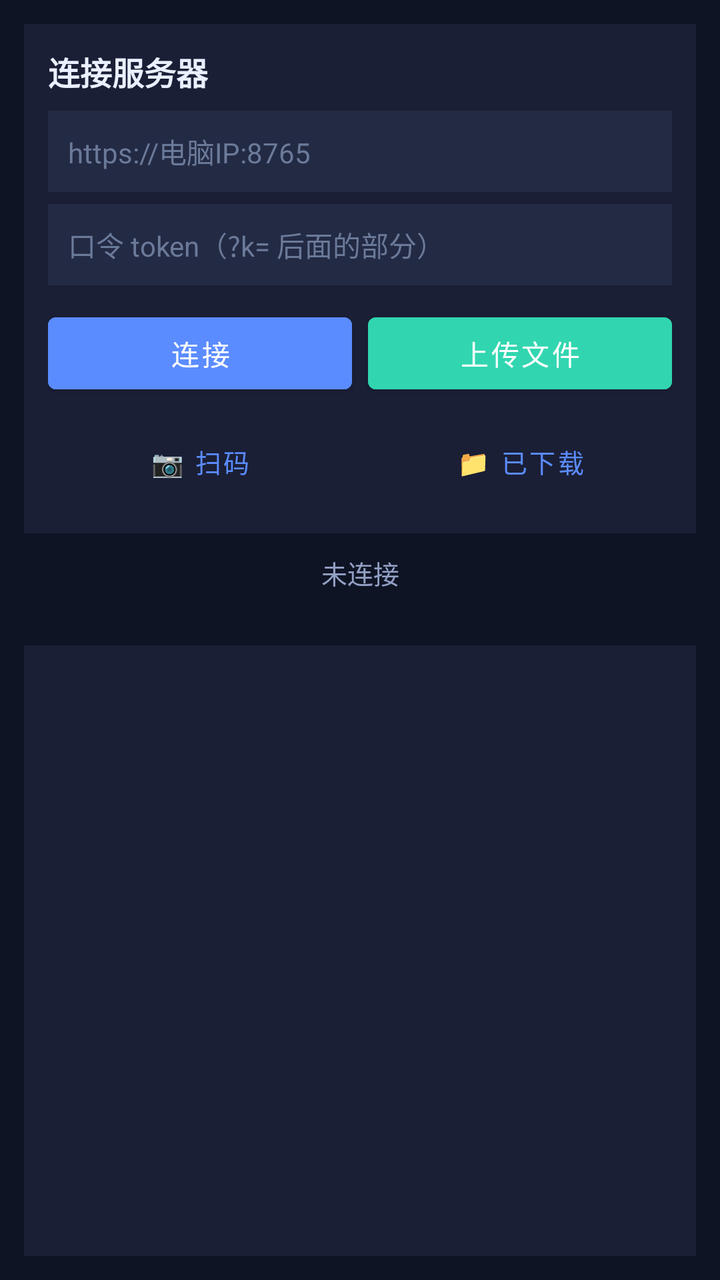
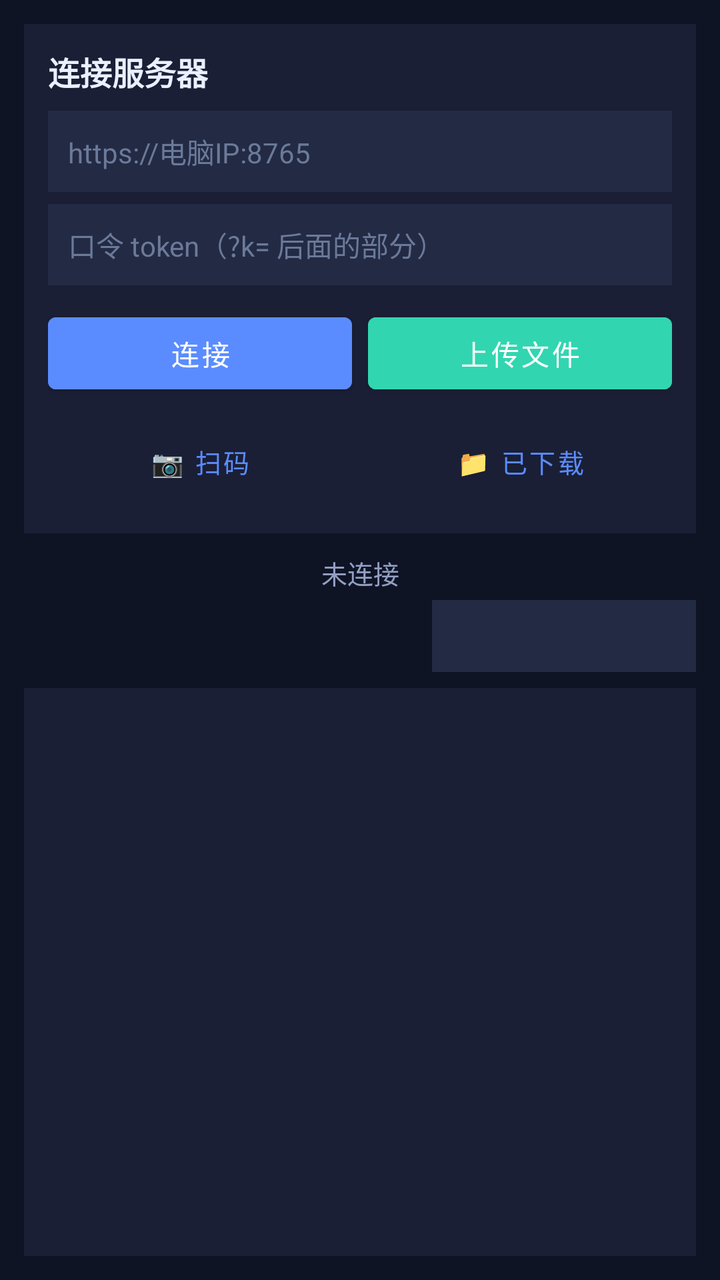

Before-and-after screenshots of an Android layout around one commit, followed by the original layout XML and the change that was made.
<!-- AndroidManifest.xml: activity theme Theme.LanTransfer -->
<!-- res/layout/activity_main.xml -->
<?xml version="1.0" encoding="utf-8"?>
<LinearLayout xmlns:android="http://schemas.android.com/apk/res/android"
    android:layout_width="match_parent"
    android:layout_height="match_parent"
    android:orientation="vertical"
    android:padding="12dp"
    android:background="#0f1425">

    
    <LinearLayout
        android:id="@+id/connectLayout"
        android:layout_width="match_parent"
        android:layout_height="wrap_content"
        android:orientation="vertical"
        android:background="#1a1f36"
        android:padding="12dp"
        android:layout_marginBottom="10dp">

        <TextView
            android:layout_width="wrap_content"
            android:layout_height="wrap_content"
            android:text="连接服务器"
            android:textColor="#eaf0ff"
            android:textSize="16sp"
            android:textStyle="bold"
            android:layout_marginBottom="8dp" />

        <EditText
            android:id="@+id/etUrl"
            android:layout_width="match_parent"
            android:layout_height="wrap_content"
            android:hint="https://电脑IP:8765"
            android:textColorHint="#6b7a99"
            android:textColor="#eaf0ff"
            android:background="#232a44"
            android:padding="10dp"
            android:textSize="14sp"
            android:inputType="textUri" />

        <EditText
            android:id="@+id/etToken"
            android:layout_width="match_parent"
            android:layout_height="wrap_content"
            android:hint="口令 token（?k= 后面的部分）"
            android:textColorHint="#6b7a99"
            android:textColor="#eaf0ff"
            android:background="#232a44"
            android:padding="10dp"
            android:textSize="14sp"
            android:layout_marginTop="6dp" />

        <LinearLayout
            android:layout_width="match_parent"
            android:layout_height="wrap_content"
            android:orientation="horizontal"
            android:layout_marginTop="10dp">

            <Button
                android:id="@+id/btnConnect"
                android:layout_width="0dp"
                android:layout_height="wrap_content"
                android:layout_weight="1"
                android:text="连接"
                android:textColor="#ffffff"
                android:backgroundTint="#5b8cff" />

            <Button
                android:id="@+id/btnUpload"
                android:layout_width="0dp"
                android:layout_height="wrap_content"
                android:layout_weight="1"
                android:text="上传文件"
                android:textColor="#ffffff"
                android:backgroundTint="#31d6b0"
                android:layout_marginStart="8dp" />
        </LinearLayout>

        
        <LinearLayout
            android:layout_width="match_parent"
            android:layout_height="wrap_content"
            android:orientation="horizontal"
            android:layout_marginTop="6dp">

            <Button
                android:id="@+id/btnScan"
                style="?attr/borderlessButtonStyle"
                android:layout_width="0dp"
                android:layout_height="wrap_content"
                android:layout_weight="1"
                android:text="📷 扫码"
                android:textColor="#5b8cff"
                android:textSize="13sp"
                android:paddingVertical="4dp" />

            <Button
                android:id="@+id/btnOpenDownloads"
                style="?attr/borderlessButtonStyle"
                android:layout_width="0dp"
                android:layout_height="wrap_content"
                android:layout_weight="1"
                android:text="📁 已下载"
                android:textColor="#5b8cff"
                android:textSize="13sp"
                android:paddingVertical="4dp"
                android:layout_marginStart="8dp" />
        </LinearLayout>
    </LinearLayout>

    
    <TextView
        android:id="@+id/tvStatus"
        android:layout_width="match_parent"
        android:layout_height="wrap_content"
        android:text="未连接"
        android:textColor="#93a0c4"
        android:textSize="13sp"
        android:gravity="center"
        android:layout_marginBottom="4dp" />

    <ProgressBar
        android:id="@+id/progressBar"
        style="?android:attr/progressBarStyleHorizontal"
        android:layout_width="match_parent"
        android:layout_height="4dp"
        android:layout_marginStart="4dp"
        android:layout_marginEnd="4dp"
        android:layout_marginBottom="6dp"
        android:max="100"
        android:progressTint="#31d6b0"
        android:visibility="gone" />

    <LinearLayout
        android:layout_width="match_parent"
        android:layout_height="wrap_content"
        android:orientation="horizontal"
        android:gravity="center_vertical"
        android:layout_marginBottom="8dp">

        <TextView
            android:id="@+id/tvInfo"
            android:layout_width="0dp"
            android:layout_height="wrap_content"
            android:layout_weight="1"
            android:text=""
            android:textColor="#31d6b0"
            android:textSize="11sp"
            android:gravity="start" />
    </LinearLayout>

    
    <androidx.recyclerview.widget.RecyclerView
        android:id="@+id/rvFiles"
        android:layout_width="match_parent"
        android:layout_height="0dp"
        android:layout_weight="1"
        android:background="#1a1f36"
        android:clipToPadding="false"
        android:padding="4dp" />

    
    <TextView
        android:id="@+id/tvEmpty"
        android:layout_width="match_parent"
        android:layout_height="wrap_content"
        android:text='暂无文件，点击上方"上传文件"添加'
        android:textColor="#6b7a99"
        android:textSize="13sp"
        android:gravity="center"
        android:padding="30dp"
        android:visibility="gone" />

</LinearLayout>
<!-- resources referenced by this layout -->
<resources>
  <style name="Theme.LanTransfer" parent="Theme.MaterialComponents.DayNight.DarkActionBar">
          <item name="colorPrimary">#5b8cff</item>
          <item name="colorPrimaryDark">#4a6df0</item>
          <item name="colorAccent">#31d6b0</item>
      </style>
</resources>

<!-- the commit's change to res/layout/activity_main.xml (unified diff, before → after) -->
@@ -146,6 +146,15 @@
             android:textColor="#31d6b0"
             android:textSize="11sp"
             android:gravity="start" />
+
+        <Spinner
+            android:id="@+id/spSpace"
+            android:layout_width="132dp"
+            android:layout_height="36dp"
+            android:layout_marginStart="8dp"
+            android:background="#232a44"
+            android:paddingHorizontal="6dp"
+            android:spinnerMode="dropdown" />
     </LinearLayout>
 
     
